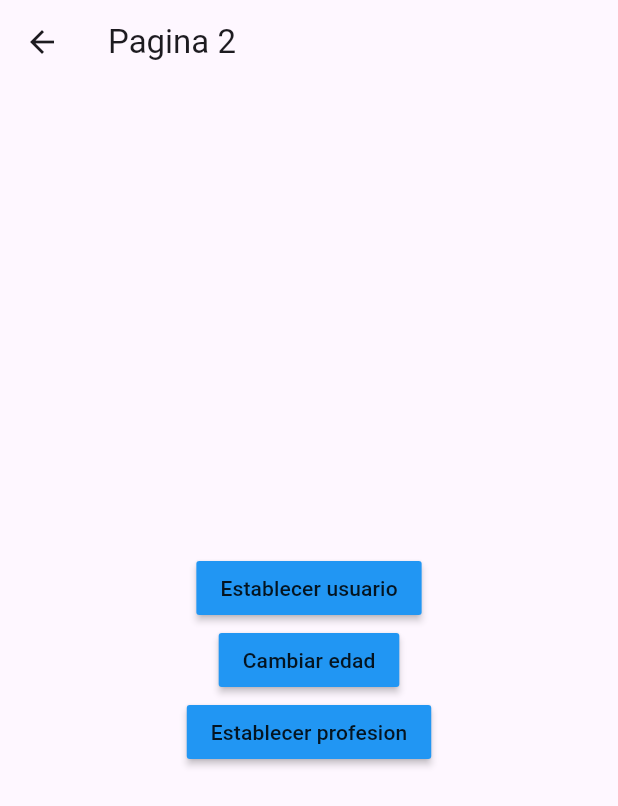
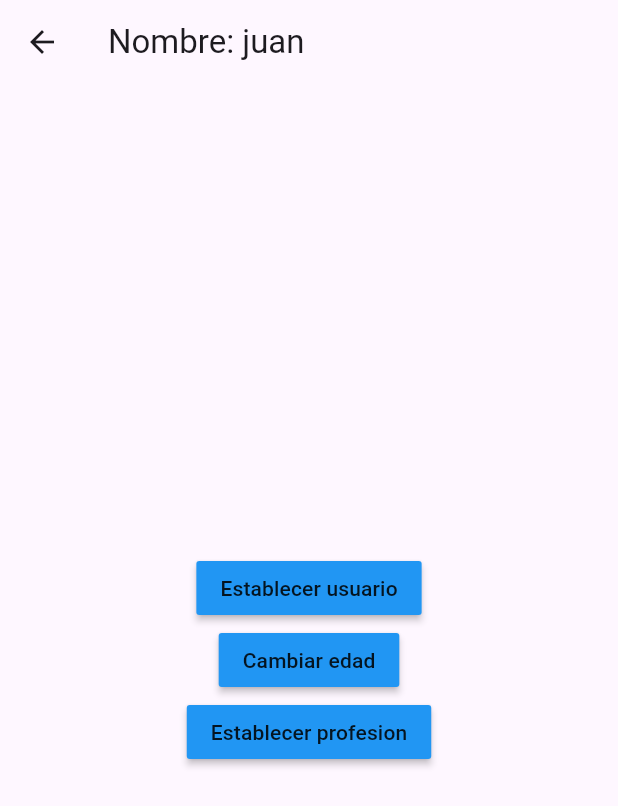
Before and after one commit to Jnpvl/States_Flutter, a Flutter app: the Pagina2Pages screen opened by its route, after a tap on "Establecer usuario", on a phone screen of 412 x 824 dp. Shown: the top 806 px of the screen. Run offline on Flutter 3.47's test engine with Material 3 defaults, Android fonts, the phone set to English and light mode, and no system bars; accounts and stored records are empty.

```diff
--- a/lib/pages/pagina1_pages.dart
+++ b/lib/pages/pagina1_pages.dart
@@ -1,15 +1,33 @@
+import 'package:estados/models/usuario.dart';
+import 'package:estados/services/usuario_service.dart';
 import 'package:flutter/material.dart';
+import 'package:provider/provider.dart';
 
 class Pagina1Pages extends StatelessWidget {
   const Pagina1Pages({super.key});
 
   @override
   Widget build(BuildContext context) {
+    final usuarioService = Provider.of<UsuarioService>(context);
+
     return Scaffold(
       appBar: AppBar(
         title: Text('Pagina 1'),
+        actions: [
+          IconButton(
+              onPressed: () {
+                usuarioService.removerUsuario();
+              },
+              icon: Icon(Icons.clear))
+        ],
       ),
-      body: InformacionUsuario(),
+      body: usuarioService.existeUsuario
+          ? InformacionUsuario(
+              usuario: usuarioService.usuario,
+            )
+          : Center(
+              child: Text('No hay usuariio'),
+            ),
       floatingActionButton: FloatingActionButton(
         onPressed: () {
           Navigator.pushNamed(context, 'pagina2');
@@ -21,6 +39,10 @@ class Pagina1Pages extends StatelessWidget {
 }
 
 class InformacionUsuario extends StatelessWidget {
+  final Usuario usuario;
+
+  const InformacionUsuario({required this.usuario});
+
   @override
   Widget build(BuildContext context) {
     return Container(
@@ -37,22 +59,22 @@ class InformacionUsuario extends StatelessWidget {
           ),
           Divider(),
           ListTile(
-            title: Text('Nombre: '),
+            title: Text('Nombre: ${this.usuario.nombre}'),
           ),
           ListTile(
-            title: Text('Edad: '),
+            title: Text('Edad: ${this.usuario.edad}'),
           ),
           Text(
             'Profesiones',
             style: TextStyle(fontSize: 18, fontWeight: FontWeight.bold),
           ),
           Divider(),
-          ListTile(
-            title: Text('Profesion 1: '),
-          ),
-          ListTile(
-            title: Text('Profesion 2: '),
-          )
+          ...usuario.profesiones
+              .map((profesion) => ListTile(title: Text(profesion)))
+              .toList()
+          // ListTile(
+          //   title: Text('Profesion 1: '),
+          // ),
         ],
       ),
     );
--- a/lib/pages/pagina2_pages.dart
+++ b/lib/pages/pagina2_pages.dart
@@ -1,13 +1,19 @@
+import 'package:estados/models/usuario.dart';
+import 'package:estados/services/usuario_service.dart';
 import 'package:flutter/material.dart';
+import 'package:provider/provider.dart';
 
 class Pagina2Pages extends StatelessWidget {
   const Pagina2Pages({super.key});
 
   @override
   Widget build(BuildContext context) {
+    final usuarioService = Provider.of<UsuarioService>(context);
     return Scaffold(
       appBar: AppBar(
-        title: Text('Pagina 2'),
+        title: usuarioService.existeUsuario
+            ? Text('Nombre: ${usuarioService.usuario.nombre}')
+            : Text('Pagina 2'),
       ),
       body: Center(
         child: Column(
@@ -16,17 +22,26 @@ class Pagina2Pages extends StatelessWidget {
             MaterialButton(
               color: Colors.blue,
               child: Text('Establecer usuario'),
-              onPressed: () {},
+              onPressed: () {
+                final newUser = new Usuario(
+                    nombre: 'juan', edad: 32, profesiones: ['nada', 'otro']);
+
+                usuarioService.usuario = newUser;
+              },
             ),
             MaterialButton(
               color: Colors.blue,
               child: Text('Cambiar edad'),
-              onPressed: () {},
+              onPressed: () {
+                usuarioService.usuario.edad = 20;
+              },
             ),
             MaterialButton(
               color: Colors.blue,
               child: Text('Establecer profesion'),
-              onPressed: () {},
+              onPressed: () {
+                usuarioService.nuevaProfesion();
+              },
             )
           ],
         ),
--- /dev/null
+++ b/lib/services/usuario_service.dart
@@ -0,0 +1,35 @@
+import 'package:estados/models/usuario.dart';
+import 'package:flutter/material.dart';
+
+class UsuarioService with ChangeNotifier {
+  Usuario? _usuario;
+
+  Usuario get usuario {
+    if (_usuario == null) {
+      throw Exception("Usuario no está inicializado.");
+    }
+    return _usuario!;
+  }
+
+  bool get existeUsuario => _usuario != null;
+
+  set usuario(Usuario user) {
+    _usuario = user;
+    notifyListeners();
+  }
+
+  void cambiarEdad(int edad) {
+    this._usuario?.edad = edad;
+    notifyListeners();
+  }
+
+  void removerUsuario() {
+    this._usuario = null;
+    notifyListeners();
+  }
+
+  void nuevaProfesion() {
+    this._usuario?.profesiones.add('profesion');
+    notifyListeners();
+  }
+}
```
Also changed, not shown: lib/main.dart (+6 -1 lines), pubspec.yaml (+4 -12 lines), pubspec.lock.
